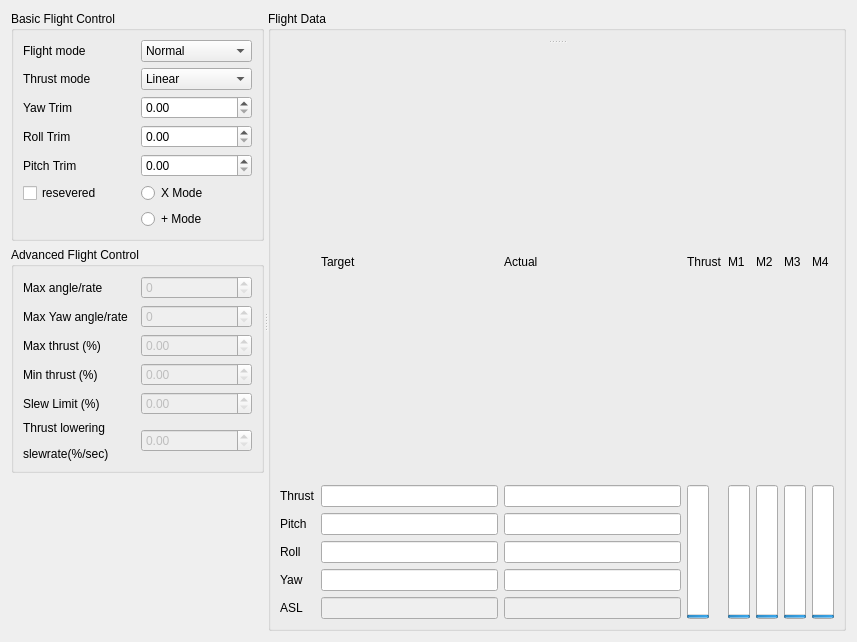
The window that ui/tabs/flightTab.ui (ninfeion/BBflight-clients-restruction-python) describes before a commit, drawn with Qt 5.
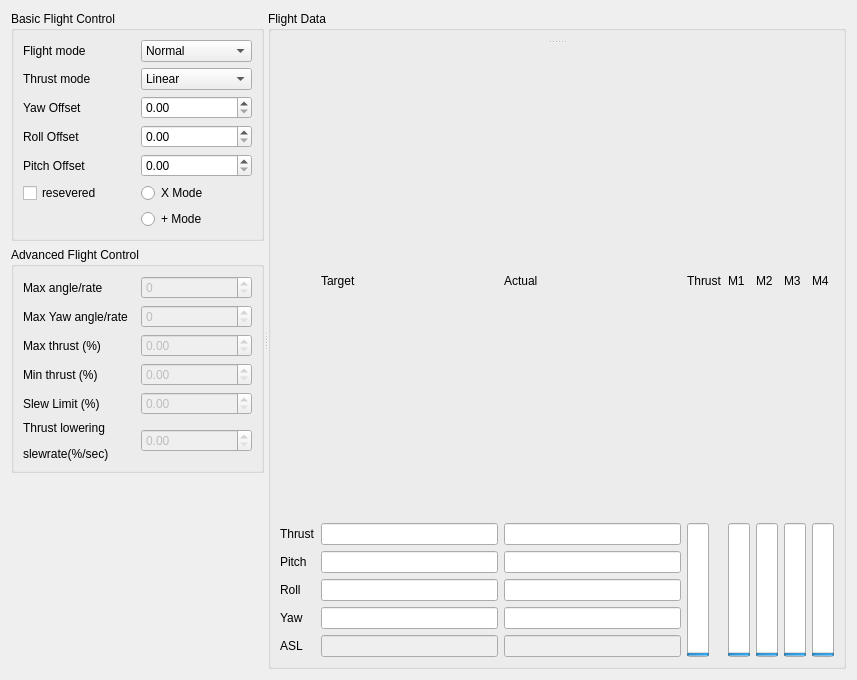
The same window after the commit.

```diff
--- a/ui/tabs/flightTab.ui
+++ b/ui/tabs/flightTab.ui
@@ -7,7 +7,7 @@
     <x>0</x>
     <y>0</y>
     <width>857</width>
-    <height>642</height>
+    <height>680</height>
    </rect>
   </property>
   <property name="windowTitle">
@@ -32,7 +32,7 @@
             <item row="3" column="0">
              <widget class="QLabel" name="rollTrimLabel">
               <property name="text">
-               <string>Roll Trim</string>
+               <string>Roll Offset</string>
               </property>
              </widget>
             </item>
@@ -91,7 +91,7 @@
             <item row="2" column="0">
              <widget class="QLabel" name="yawTrimLabel">
               <property name="text">
-               <string>Yaw Trim</string>
+               <string>Yaw Offset</string>
               </property>
              </widget>
             </item>
@@ -104,7 +104,7 @@
             <item row="4" column="0">
              <widget class="QLabel" name="pitchTrimLabel">
               <property name="text">
-               <string>Pitch Trim</string>
+               <string>Pitch Offset</string>
               </property>
              </widget>
             </item>
```
Left out of the diff: 6 changed lines with no effect on the pictures.
